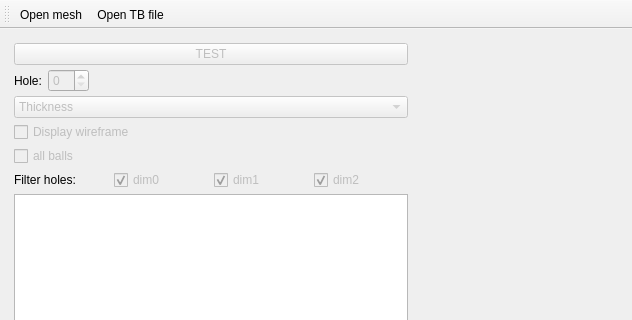
Above: tools/gui/mainwindow.ui from Yann-Situ/Hole-Measures before the change; both pictures show x 0 to 632 and y 0 to 320 of the 632 by 596 pixel window. Below: the same form after it.
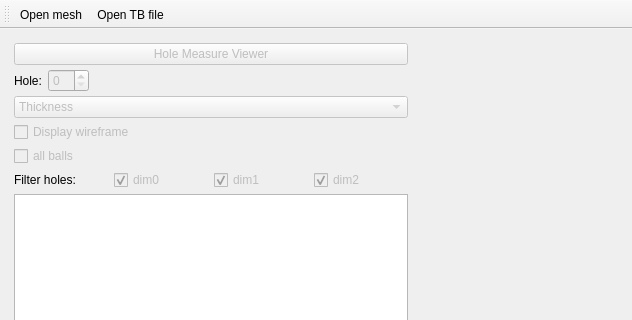
That is the form after the change. Custom widgets are drawn as their Qt base class.

Patch:
```diff
--- a/tools/gui/mainwindow.ui
+++ b/tools/gui/mainwindow.ui
@@ -51,7 +51,7 @@
           <bool>false</bool>
          </property>
          <property name="text">
-          <string>TEST</string>
+          <string>Hole Measure Viewer</string>
          </property>
         </widget>
        </item>
```
